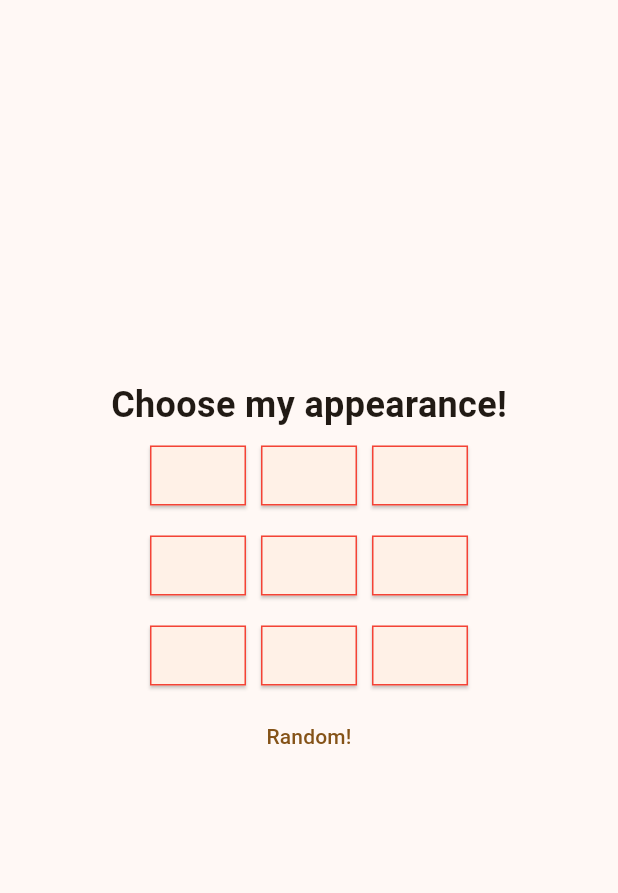
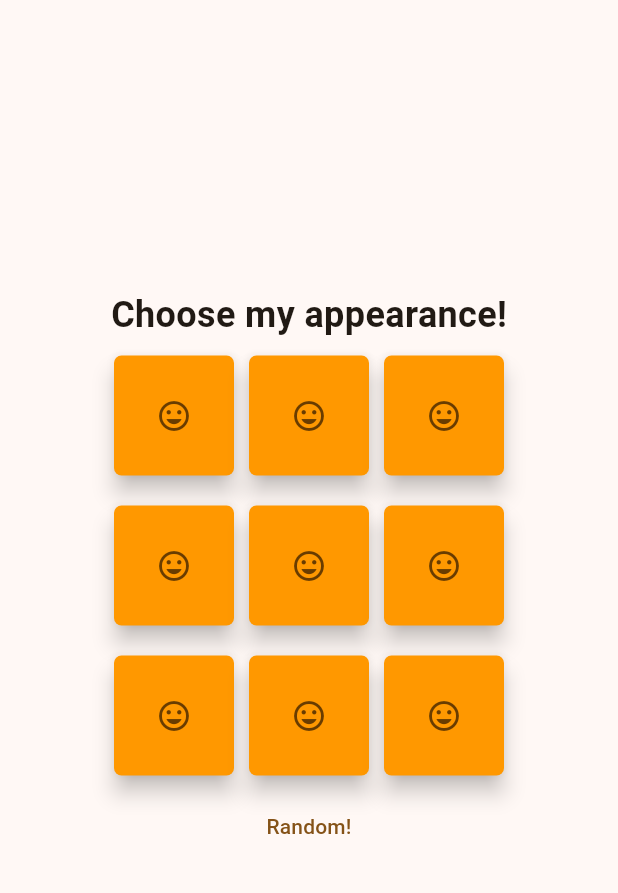
Before and after one commit to PocketDad/pocketdad, a Flutter app: the screen it shows after launch, on a phone screen of 412 x 824 dp, the part 84-977 px from its top. Run offline on Flutter 3.47's test engine with Material 2 defaults, Android fonts, the phone set to English and light mode, and no system bars.

Commit message:
placeholder buttons with the emoji

```diff
--- a/lib/main.dart
+++ b/lib/main.dart
@@ -193,7 +193,17 @@ class ChooseAvatar extends StatelessWidget {
 
 class Profile extends StatelessWidget{
   Widget build(BuildContext context) {
-    return ElevatedButton(
+    return Container(
+      height: 80,
+      width: 80,
+      child: FloatingActionButton(
+      backgroundColor: Colors.orange,
+      onPressed: () {},
+      shape: RoundedRectangleBorder(borderRadius: BorderRadius.circular(5)),
+      tooltip: 'Increment',
+      child: const Icon(Icons.insert_emoticon),
+      ),
+    );/*ElevatedButton(
         style: ButtonStyle(
           tapTargetSize: MaterialTapTargetSize.shrinkWrap,
           foregroundColor: MaterialStateProperty.all<Color>(Colors.blue),
@@ -223,6 +233,6 @@ class Profile extends StatelessWidget{
           height: 50,
           width: 50,
         ),*/
-      );
+      );*/
   }
 }
```
